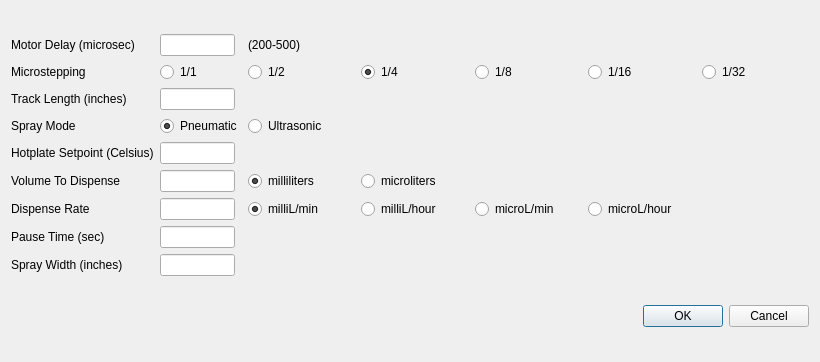
phosphino/SprayerPi_Controller, file settingsUI.ui: the form before one commit.
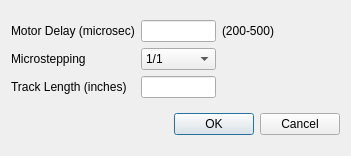
The form after the commit. Icons and pictures are not drawn.

The edit to the form file:
```diff
--- a/settingsUI.ui
+++ b/settingsUI.ui
@@ -9,8 +9,8 @@
    <rect>
     <x>0</x>
     <y>0</y>
-    <width>820</width>
-    <height>362</height>
+    <width>351</width>
+    <height>156</height>
    </rect>
   </property>
   <property name="sizePolicy">
@@ -27,8 +27,8 @@
   </property>
   <property name="maximumSize">
    <size>
-    <width>820</width>
-    <height>362</height>
+    <width>351</width>
+    <height>156</height>
    </size>
   </property>
   <property name="windowTitle">
@@ -44,87 +44,13 @@
   <layout class="QVBoxLayout" name="verticalLayout">
    <item>
     <layout class="QGridLayout" name="gridLayout">
-     <item row="7" column="1">
-      <widget class="QLineEdit" name="lineEdit">
-       <property name="maximumSize">
-        <size>
-         <width>75</width>
-         <height>16777215</height>
-        </size>
-       </property>
-      </widget>
-     </item>
-     <item row="5" column="1">
-      <widget class="QLineEdit" name="volume_edit">
-       <property name="maximumSize">
-        <size>
-         <width>75</width>
-         <height>16777215</height>
-        </size>
-       </property>
-      </widget>
-     </item>
-     <item row="4" column="0">
-      <widget class="QLabel" name="setpoint_label">
-       <property name="text">
-        <string>Hotplate Setpoint (Celsius)</string>
-       </property>
-      </widget>
-     </item>
-     <item row="3" column="2">
-      <widget class="QRadioButton" name="ultrasonic_radio">
-       <property name="text">
-        <string>Ultrasonic</string>
-       </property>
-       <attribute name="buttonGroup">
-        <string notr="true">spraymode_buttongroup</string>
-       </attribute>
-      </widget>
-     </item>
-     <item row="6" column="2">
-      <widget class="QRadioButton" name="milliLmin_radio">
-       <property name="text">
-        <string>milliL/min</string>
-       </property>
-       <property name="checked">
-        <bool>true</bool>
-       </property>
-       <attribute name="buttonGroup">
-        <string notr="true">rate_buttongroup</string>
-       </attribute>
-      </widget>
-     </item>
-     <item row="7" column="0">
-      <widget class="QLabel" name="label">
-       <property name="text">
-        <string>Pause Time (sec)</string>
-       </property>
-      </widget>
-     </item>
-     <item row="3" column="1">
-      <widget class="QRadioButton" name="pneumatic_radio">
-       <property name="text">
-        <string>Pneumatic</string>
-       </property>
-       <property name="checked">
-        <bool>true</bool>
-       </property>
-       <attribute name="buttonGroup">
-        <string notr="true">spraymode_buttongroup</string>
-       </attribute>
-      </widget>
-     </item>
-     <item row="5" column="0">
-      <widget class="QLabel" name="volume_label">
-       <property name="text">
-        <string>Volume To Dispense</string>
-       </property>
-      </widget>
-     </item>
      <item row="0" column="2">
-      <widget class="QLabel" name="label_4">
-       <property name="text">
-        <string>(200-500)</string>
+      <widget class="QLineEdit" name="delay_edit">
+       <property name="maximumSize">
+        <size>
+         <width>75</width>
+         <height>16777215</height>
+        </size>
        </property>
       </widget>
      </item>
@@ -135,62 +61,6 @@
        </property>
       </widget>
      </item>
-     <item row="2" column="1">
-      <widget class="QLineEdit" name="maxwidth_Edit">
-       <property name="maximumSize">
-        <size>
-         <width>75</width>
-         <height>16777215</height>
-        </size>
-       </property>
-      </widget>
-     </item>
-     <item row="0" column="1">
-      <widget class="QLineEdit" name="delay_Edit">
-       <property name="maximumSize">
-        <size>
-         <width>75</width>
-         <height>16777215</height>
-        </size>
-       </property>
-      </widget>
-     </item>
-     <item row="1" column="5">
-      <widget class="QRadioButton" name="sixteen_microstep">
-       <property name="text">
-        <string>1/16</string>
-       </property>
-       <attribute name="buttonGroup">
-        <string notr="true">microstepping_buttongroup</string>
-       </attribute>
-      </widget>
-     </item>
-     <item row="1" column="4">
-      <widget class="QRadioButton" name="eight_microstep">
-       <property name="text">
-        <string>1/8</string>
-       </property>
-       <attribute name="buttonGroup">
-        <string notr="true">microstepping_buttongroup</string>
-       </attribute>
-      </widget>
-     </item>
-     <item row="1" column="1">
-      <widget class="QRadioButton" name="one_microstep">
-       <property name="text">
-        <string>1/1</string>
-       </property>
-       <property name="checked">
-        <bool>false</bool>
-       </property>
-       <property name="autoRepeat">
-        <bool>false</bool>
-       </property>
-       <attribute name="buttonGroup">
-        <string notr="true">microstepping_buttongroup</string>
-       </attribute>
-      </widget>
-     </item>
      <item row="2" column="0">
       <widget class="QLabel" name="maxwidth_Label">
        <property name="text">
@@ -206,146 +76,48 @@
       </widget>
      </item>
      <item row="1" column="2">
-      <widget class="QRadioButton" name="two_microstep">
-       <property name="text">
-        <string>1/2</string>
-       </property>
-       <property name="checked">
-        <bool>false</bool>
-       </property>
-       <attribute name="buttonGroup">
-        <string notr="true">microstepping_buttongroup</string>
-       </attribute>
+      <widget class="QComboBox" name="microstepping_comboBox">
+       <item>
+        <property name="text">
+         <string>1/1</string>
+        </property>
+       </item>
+       <item>
+        <property name="text">
+         <string>1/2</string>
+        </property>
+       </item>
+       <item>
+        <property name="text">
+         <string>1/4</string>
+        </property>
+       </item>
+       <item>
+        <property name="text">
+         <string>1/8</string>
+        </property>
+       </item>
+       <item>
+        <property name="text">
+         <string>1/16</string>
+        </property>
+       </item>
+       <item>
+        <property name="text">
+         <string>1/32</string>
+        </property>
+       </item>
       </widget>
      </item>
-     <item row="1" column="3">
-      <widget class="QRadioButton" name="four_microstep">
+     <item row="0" column="3">
+      <widget class="QLabel" name="label_4">
        <property name="text">
-        <string>1/4</string>
+        <string>(200-500)</string>
        </property>
-       <property name="checked">
-        <bool>true</bool>
-       </property>
-       <attribute name="buttonGroup">
-        <string notr="true">microstepping_buttongroup</string>
-       </attribute>
       </widget>
      </item>
-     <item row="1" column="6">
-      <widget class="QRadioButton" name="thirtytwo_microstep">
-       <property name="text">
-        <string>1/32</string>
-       </property>
-       <attribute name="buttonGroup">
-        <string notr="true">microstepping_buttongroup</string>
-       </attribute>
-      </widget>
-     </item>
-     <item row="4" column="1">
-      <widget class="QLineEdit" name="setpoint_edit">
-       <property name="maximumSize">
-        <size>
-         <width>75</width>
-         <height>16777215</height>
-        </size>
-       </property>
-      </widget>
-     </item>
-     <item row="3" column="0">
-      <widget class="QLabel" name="spraymode_label">
-       <property name="text">
-        <string>Spray Mode</string>
-       </property>
-      </widget>
-     </item>
-     <item row="6" column="3">
-      <widget class="QRadioButton" name="milliLhour_radio">
-       <property name="text">
-        <string>milliL/hour</string>
-       </property>
-       <attribute name="buttonGroup">
-        <string notr="true">rate_buttongroup</string>
-       </attribute>
-      </widget>
-     </item>
-     <item row="6" column="0">
-      <widget class="QLabel" name="dispense_rate_label">
-       <property name="text">
-        <string>Dispense Rate</string>
-       </property>
-      </widget>
-     </item>
-     <item row="6" column="5">
-      <widget class="QRadioButton" name="microLhour_radio">
-       <property name="text">
-        <string>microL/hour</string>
-       </property>
-       <attribute name="buttonGroup">
-        <string notr="true">rate_buttongroup</string>
-       </attribute>
-      </widget>
-     </item>
-     <item row="5" column="2">
-      <widget class="QRadioButton" name="milliL_radio">
-       <property name="text">
-        <string>milliliters</string>
-       </property>
-       <property name="checked">
-        <bool>true</bool>
-       </property>
-       <attribute name="buttonGroup">
-        <string notr="true">volume_buttongroup</string>
-       </attribute>
-      </widget>
-     </item>
-     <item row="6" column="4">
-      <widget class="QRadioButton" name="microLmin_radio">
-       <property name="text">
-        <string>microL/min</string>
-       </property>
-       <attribute name="buttonGroup">
-        <string notr="true">rate_buttongroup</string>
-       </attribute>
-      </widget>
-     </item>
-     <item row="5" column="3">
-      <widget class="QRadioButton" name="microL_radio">
-       <property name="text">
-        <string>microliters</string>
-       </property>
-       <property name="checked">
-        <bool>false</bool>
-       </property>
-       <attribute name="buttonGroup">
-        <string notr="true">volume_buttongroup</string>
-       </attribute>
-      </widget>
-     </item>
-     <item row="6" column="1">
-      <widget class="QLineEdit" name="dispense_rate_edit">
-       <property name="maximumSize">
-        <size>
-         <width>75</width>
-         <height>16777215</height>
-        </size>
-       </property>
-       <property name="inputMethodHints">
-        <set>Qt::ImhNone</set>
-       </property>
-       <property name="clearButtonEnabled">
-        <bool>false</bool>
-       </property>
-      </widget>
-     </item>
-     <item row="8" column="0">
-      <widget class="QLabel" name="label_2">
-       <property name="text">
-        <string>Spray Width (inches) </string>
-       </property>
-      </widget>
-     </item>
-     <item row="8" column="1">
-      <widget class="QLineEdit" name="lineEdit_2">
+     <item row="2" column="2">
+      <widget class="QLineEdit" name="maxWidth_edit">
        <property name="maximumSize">
         <size>
          <width>75</width>
```
Left out of the diff: 7 changed lines with no effect on the pictures.
